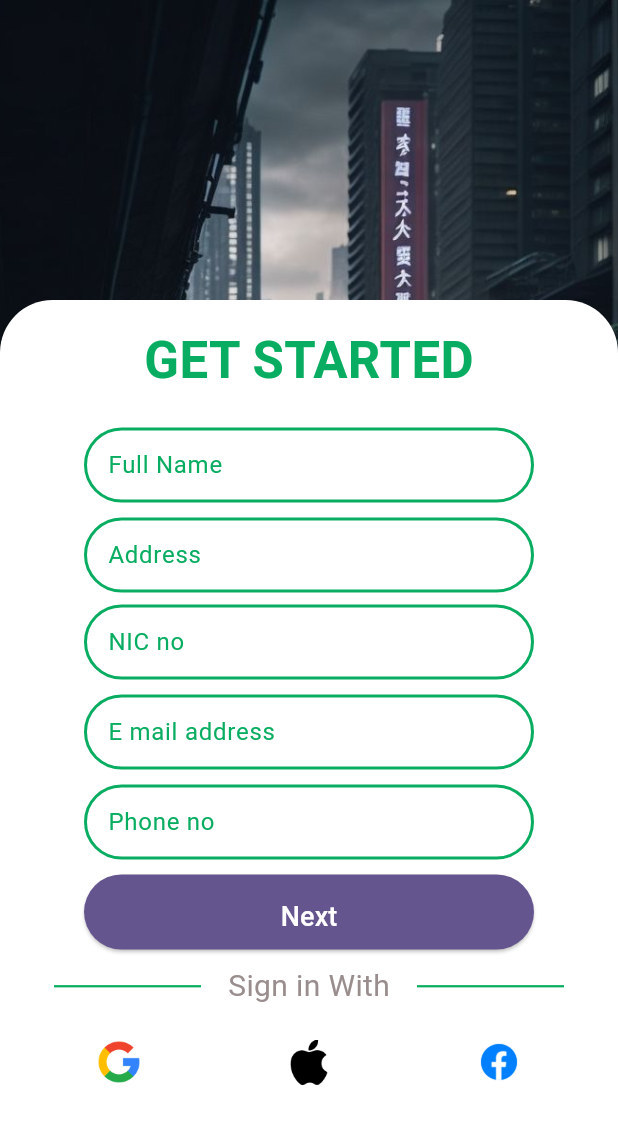
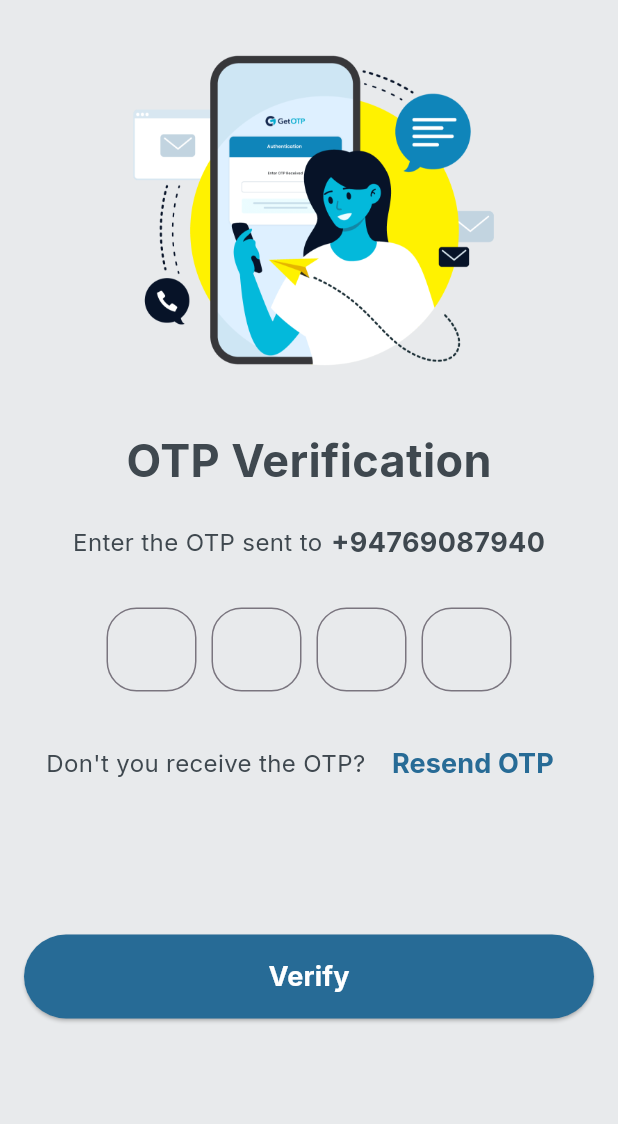
Before and after one commit to Prasad-k-Github/ESeason-online-train-season-purchesing-system, a Flutter app: the RegisterScreen screen opened directly, after a tap on "Next", on a phone screen of 412 x 824 dp. Shown: the top 1124 px of the screen. Run offline on Flutter 3.47's test engine with Material 3 defaults, Android fonts, the phone set to English and light mode, and no system bars; our stand-ins replace google_fonts; Roboto replaces fonts that are missing (Aleo, Judson).

Commit message:
OTP verification screen added

```diff
--- /dev/null
+++ b/lib/screens/otp_verification_screen.dart
@@ -0,0 +1,191 @@
+import 'package:flutter/material.dart';
+import 'package:google_fonts/google_fonts.dart';
+
+class OTPVerificationScreen extends StatelessWidget {
+  const OTPVerificationScreen({super.key});
+
+  @override
+  Widget build(BuildContext context) {
+    return Scaffold(
+      backgroundColor: Color(0xFFE8EAEC),
+      body: Padding(
+        padding: const EdgeInsets.all(16.0),
+        child: Column(
+          children: [
+            Row(
+              children: [
+                Expanded(
+                  child: Image.asset(
+                    'assets/images/OTP_image.png',
+                    height: 250,
+                  ),
+                ),
+              ],
+            ),
+            SizedBox(height: 20),
+
+            // Row 2 with label
+            Row(
+              children: [
+                Expanded(
+                  child: Center(
+                    child: Text(
+                      'OTP Verification',
+                      style: GoogleFonts.inter(
+                        fontSize: 30,
+                        fontWeight: FontWeight.bold,
+                        color: Color(0xFF3F484F),
+                      ),
+                    ),
+                  ),
+                ),
+              ],
+            ),
+            SizedBox(height: 20),
+
+            // Row 3
+            Padding(
+              padding: const EdgeInsets.symmetric(horizontal: 20.0),
+              child: Row(
+                mainAxisAlignment: MainAxisAlignment.center,
+                children: [
+                  Text(
+                    'Enter the OTP sent to ',
+                    style: GoogleFonts.inter(
+                      fontSize: 16,
+                      color: Color(0xFF3F484F),
+                    ),
+                  ),
+                  SizedBox(width: 1),
+                  Text(
+                    '+94769087940',
+                    style: GoogleFonts.inter(
+                      fontSize: 18,
+                      fontWeight: FontWeight.bold,
+                      color: Color(0xFF3F484F),
+                    ),
+                  ),
+                ],
+              ),
+            ),
+            SizedBox(height: 30),
+
+            // Row 4
+            Row(
+              mainAxisAlignment: MainAxisAlignment.center,
+              children: [
+                Container(
+                  width: 60,
+                  height: 60,
+                  child: TextField(
+                    decoration: InputDecoration(
+                      border: OutlineInputBorder(
+                        borderRadius: BorderRadius.circular(20.0),
+                      ),
+                    ),
+                    textAlign: TextAlign.center,
+                  ),
+                ),
+
+                SizedBox(width: 10),
+                Container(
+                  width: 60,
+                  height: 60,
+                  child: TextField(
+                    decoration: InputDecoration(
+                      border: OutlineInputBorder(
+                        borderRadius: BorderRadius.circular(20.0),
+                      ),
+                    ),
+                    textAlign: TextAlign.center,
+                  ),
+                ),
+
+                SizedBox(width: 10),
+                Container(
+                  width: 60,
+                  height: 60,
+                  child: TextField(
+                    decoration: InputDecoration(
+                      border: OutlineInputBorder(
+                        borderRadius: BorderRadius.circular(20.0),
+                      ),
+                    ),
+                    textAlign: TextAlign.center,
+                  ),
+                ),
+
+                SizedBox(width: 10),
+                Container(
+                  width: 60,
+                  height: 60,
+                  child: TextField(
+                    decoration: InputDecoration(
+                      border: OutlineInputBorder(
+                        borderRadius: BorderRadius.circular(20.0),
+                      ),
+                    ),
+                    textAlign: TextAlign.center,
+                  ),
+                ),
+              ],
+            ),
+            SizedBox(height: 20),
+
+            // Row 5
+            Row(
+              mainAxisAlignment: MainAxisAlignment.center,
+              children: [
+                Text(
+                  "Don't you receive the OTP? ",
+                  style: GoogleFonts.inter(
+                    fontSize: 16,
+                    color: Color(0xFF3F484F),
+                  ),
+                ),
+                SizedBox(width: 1),
+                TextButton(
+                  onPressed: () {
+                    // Add your resend OTP logic here
+                  },
+                  child: Text(
+                    'Resend OTP',
+                    style: GoogleFonts.inter(
+                      fontSize: 18,
+                      fontWeight: FontWeight.bold,
+                      color: Color(0xFF276B96),
+                    ),
+                  ),
+                ),
+              ],
+            ),
+            SizedBox(height: 90),
+
+            // Row 6
+            Row(
+              children: [
+                Expanded(
+                  child: ElevatedButton(
+                    onPressed: () {},
+                    style: ElevatedButton.styleFrom(
+                      backgroundColor: Color(0xFF276B96), // Button color
+                      padding: EdgeInsets.symmetric(vertical: 15),
+                    ),
+                    child: Text(
+                      'Verify',
+                      style: GoogleFonts.inter(
+                        fontSize: 18,
+                        fontWeight: FontWeight.bold,
+                        color: Colors.white,
+                      ),
+                    ),
+                  ),
+                ),
+              ],
+            ),
+          ],
+        ),
+      ),
+    );
+  }
+}
--- a/lib/screens/register_screen.dart
+++ b/lib/screens/register_screen.dart
@@ -1,3 +1,4 @@
+import 'package:e_season/screens/otp_verification_screen.dart';
 import 'package:flutter/material.dart';
 import 'package:google_fonts/google_fonts.dart';
 
@@ -225,7 +226,14 @@ class _RegisterScreenState extends State<RegisterScreen> {
                                 padding: EdgeInsets.symmetric(vertical: 15.0),
                               ),
                               onPressed: () {
-                                //  onPressed logic!
+                                Navigator.push(
+                                  context,
+                                  MaterialPageRoute(
+                                    builder:
+                                        (context) =>
+                                            const OTPVerificationScreen(),
+                                  ),
+                                );
                               },
                               child: Text(
                                 'Next',
--- a/pubspec.yaml
+++ b/pubspec.yaml
@@ -27,3 +27,4 @@ flutter:
     - assets/images/google_logo.png
     - assets/images/apple_logo.png
     - assets/images/facebook_logo.png
+    - assets/images/OTP_image.png
```
Also changed, not shown: assets/images/OTP_image.png (added).
